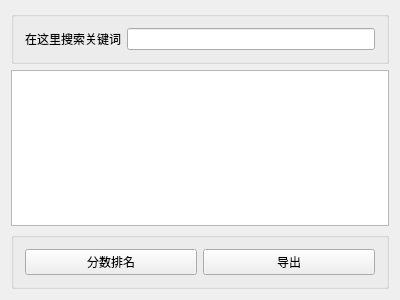
Deng-Jiayu/interface, file interface/te_grantgrade.ui: the form before one commit.
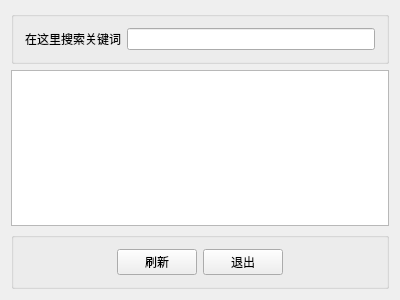
The form after the commit.

Diff of the .ui file:
```diff
--- a/interface/te_grantgrade.ui
+++ b/interface/te_grantgrade.ui
@@ -42,19 +42,45 @@
       <string/>
      </property>
      <layout class="QHBoxLayout" name="horizontalLayout_2">
+      <item>
+       <spacer name="horizontalSpacer">
+        <property name="orientation">
+         <enum>Qt::Horizontal</enum>
+        </property>
+        <property name="sizeHint" stdset="0">
+         <size>
+          <width>40</width>
+          <height>20</height>
+         </size>
+        </property>
+       </spacer>
+      </item>
+      <item>
+       <widget class="QPushButton" name="updatebtn">
+        <property name="text">
+         <string>刷新</string>
+        </property>
+       </widget>
+      </item>
       <item>
        <widget class="QPushButton" name="pushButton">
         <property name="text">
-         <string>分数排名</string>
+         <string>退出</string>
         </property>
        </widget>
       </item>
       <item>
-       <widget class="QPushButton" name="pushButton_2">
-        <property name="text">
-         <string>导出</string>
+       <spacer name="horizontalSpacer_2">
+        <property name="orientation">
+         <enum>Qt::Horizontal</enum>
         </property>
-       </widget>
+        <property name="sizeHint" stdset="0">
+         <size>
+          <width>40</width>
+          <height>20</height>
+         </size>
+        </property>
+       </spacer>
       </item>
      </layout>
     </widget>
```
